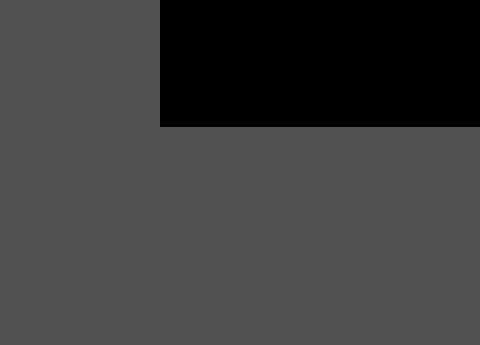
Above: src/view/view.ui from KolyaDavydov/CPP_ML_MultilauerPerceptron before the change; both pictures show x 0 to 480 and y 455 to 800 of the 1020 by 800 pixel window. Below: the same form after it.
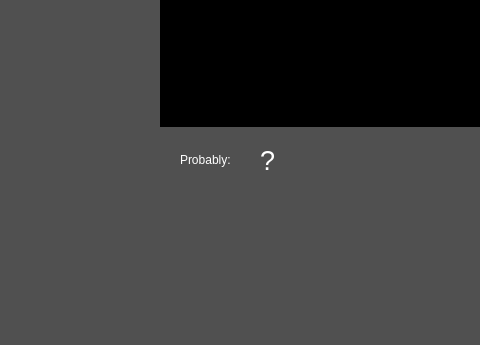
That is the form after the change.

Commit message: add BMP recognizing

What changed in the file:
```diff
--- a/src/view/view.ui
+++ b/src/view/view.ui
@@ -379,6 +379,43 @@
      <string>Clear paint</string>
     </property>
    </widget>
+   <widget class="QLabel" name="label_letter">
+    <property name="geometry">
+     <rect>
+      <x>180</x>
+      <y>600</y>
+      <width>61</width>
+      <height>30</height>
+     </rect>
+    </property>
+    <property name="styleSheet">
+     <string notr="true">color: white;</string>
+    </property>
+    <property name="text">
+     <string>Probably:</string>
+    </property>
+   </widget>
+   <widget class="QLabel" name="label_recognized_letter">
+    <property name="geometry">
+     <rect>
+      <x>260</x>
+      <y>600</y>
+      <width>41</width>
+      <height>30</height>
+     </rect>
+    </property>
+    <property name="font">
+     <font>
+      <pointsize>20</pointsize>
+     </font>
+    </property>
+    <property name="styleSheet">
+     <string notr="true">color: white;</string>
+    </property>
+    <property name="text">
+     <string>?</string>
+    </property>
+   </widget>
   </widget>
   <widget class="QStatusBar" name="statusbar"/>
  </widget>
```
The commit also changes 2 other files.
